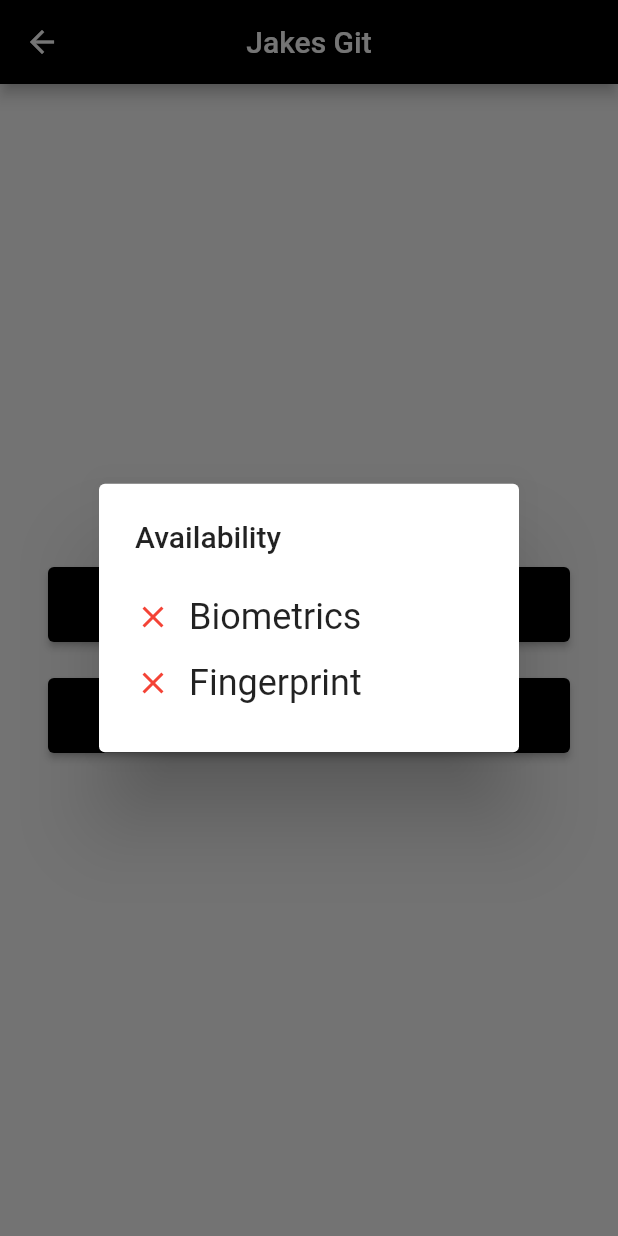
After one commit to karanpatel2329/Get-Github-Repo-Flutter-App, a Flutter app: the FingerprintPage screen opened directly, after a tap on "Check Availability", on a phone screen of 412 x 824 dp. The commit adds this screen. Run offline on Flutter 3.47's test engine with Material 2 defaults, Android fonts, the phone set to English and light mode, and no system bars; our stand-ins replace firebase_auth, firebase_core, font_awesome_flutter, local_auth, pull_to_refresh; accounts and stored records are empty; network calls fail.

Commit message:
Version 1.0.1 - Biometric Login is added

```diff
--- /dev/null
+++ b/lib/screen/biometric.dart
@@ -0,0 +1,99 @@
+
+import 'package:flutter/material.dart';
+import 'package:jakes_git/main.dart';
+import 'package:local_auth/local_auth.dart';
+
+import 'local_auth_api.dart';
+
+class FingerprintPage extends StatelessWidget {
+  @override
+  Widget build(BuildContext context) => Scaffold(
+    appBar: AppBar(
+      title: Text("Jakes Git"),
+      centerTitle: true,
+    ),
+    body: Padding(
+      padding: EdgeInsets.all(32),
+      child: Center(
+        child: Column(
+          mainAxisAlignment: MainAxisAlignment.center,
+          children: [
+            buildAvailability(context),
+            SizedBox(height: 24),
+            buildAuthenticate(context),
+          ],
+        ),
+      ),
+    ),
+  );
+
+  Widget buildAvailability(BuildContext context) => buildButton(
+    text: 'Check Availability',
+    icon: Icons.event_available,
+    onClicked: () async {
+      final isAvailable = await LocalAuthApi.hasBiometrics();
+      final biometrics = await LocalAuthApi.getBiometrics();
+
+      final hasFingerprint = biometrics.contains(BiometricType.fingerprint);
+
+      showDialog(
+        context: context,
+        builder: (context) => AlertDialog(
+          title: Text('Availability'),
+          content: Column(
+            crossAxisAlignment: CrossAxisAlignment.start,
+            mainAxisSize: MainAxisSize.min,
+            children: [
+              buildText('Biometrics', isAvailable),
+              buildText('Fingerprint', hasFingerprint),
+            ],
+          ),
+        ),
+      );
+    },
+  );
+
+  Widget buildText(String text, bool checked) => Container(
+    margin: EdgeInsets.symmetric(vertical: 8),
+    child: Row(
+      children: [
+        checked
+            ? Icon(Icons.check, color: Colors.green, size: 24)
+            : Icon(Icons.close, color: Colors.red, size: 24),
+        const SizedBox(width: 12),
+        Text(text, style: TextStyle(fontSize: 24)),
+      ],
+    ),
+  );
+
+  Widget buildAuthenticate(BuildContext context) => buildButton(
+    text: 'Authenticate',
+    icon: Icons.lock_open,
+    onClicked: () async {
+      final isAuthenticated = await LocalAuthApi.authenticate();
+
+      if (isAuthenticated) {
+        Navigator.of(context).pushReplacement(
+          MaterialPageRoute(builder: (context) => HomePage()),
+        );
+      }
+    },
+  );
+
+  Widget buildButton({
+    required String text,
+    required IconData icon,
+    required VoidCallback onClicked,
+  }) =>
+      ElevatedButton.icon(
+        style: ElevatedButton.styleFrom(
+          minimumSize: Size.fromHeight(50),
+        ),
+        icon: Icon(icon, size: 26),
+        label: Text(
+          text,
+          style: TextStyle(fontSize: 20),
+        ),
+        onPressed: onClicked,
+      );
+}
--- /dev/null
+++ b/lib/screen/local_auth_api.dart
@@ -0,0 +1,39 @@
+import 'package:flutter/services.dart';
+import 'package:local_auth/local_auth.dart';
+
+class LocalAuthApi {
+  static final _auth = LocalAuthentication();
+
+  static Future<bool> hasBiometrics() async {
+    try {
+      return await _auth.canCheckBiometrics;
+    } on PlatformException catch (e) {
+      return false;
+    }
+  }
+
+  static Future<List<BiometricType>> getBiometrics() async {
+    try {
+      return await _auth.getAvailableBiometrics();
+    } on PlatformException catch (e) {
+      return <BiometricType>[];
+    }
+  }
+
+  static Future<bool> authenticate() async {
+    final isAvailable = await hasBiometrics();
+    if (!isAvailable) return false;
+
+    try {
+      return await _auth.authenticate(
+        biometricOnly: true,
+        localizedReason: 'Scan Fingerprint to Login in Our App',
+        useErrorDialogs: true,
+        stickyAuth: true,
+      );
+    } on PlatformException catch (e) {
+      print(e);
+      return false;
+    }
+  }
+}
--- a/pubspec.yaml
+++ b/pubspec.yaml
@@ -32,7 +32,7 @@ dependencies:
   pull_to_refresh:
   font_awesome_flutter:
   firebase_core:
-
+  local_auth:
   firebase_auth:
 dev_dependencies:
   flutter_test:
```
Also changed, not shown: lib/main.dart (+22 -4 lines), lib/screen/login.dart (+38 -13 lines), pubspec.lock, 3 other files.
